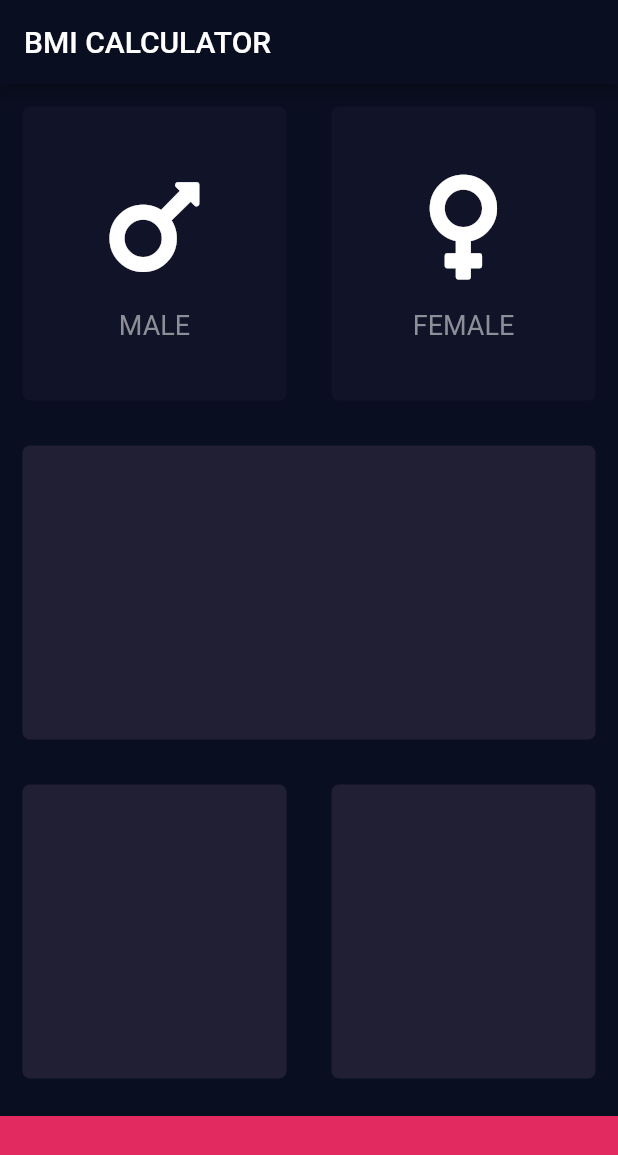
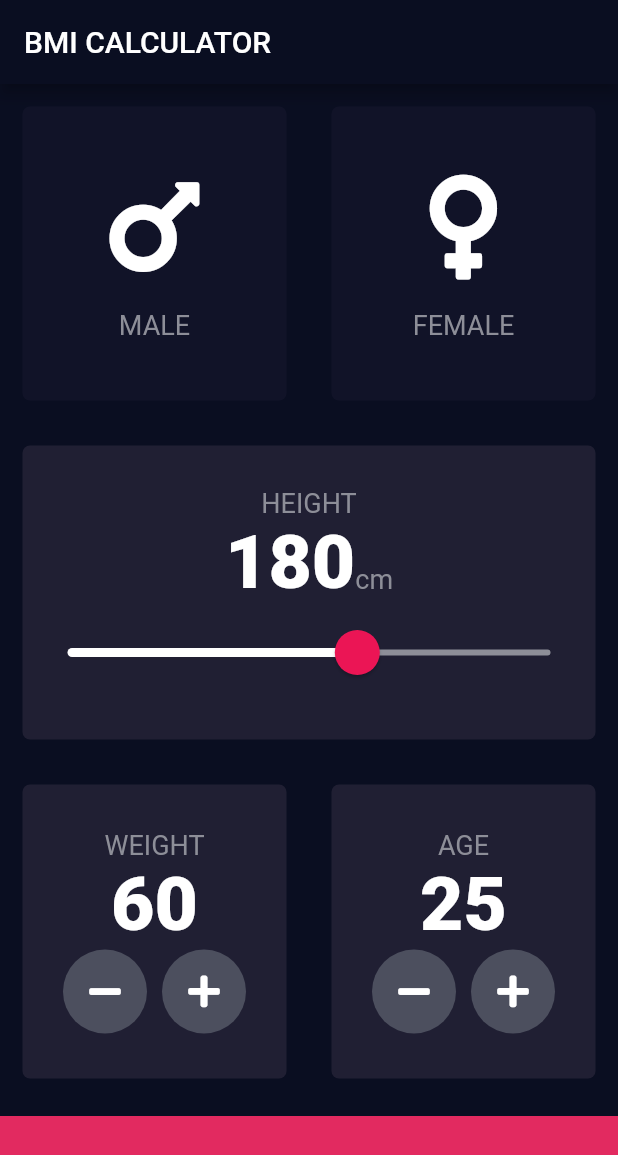
Before and after one commit to hummatli/bmi-calculator-flutter, a Flutter app: the screen it shows after launch, on a phone screen of 412 x 824 dp. Shown: the top 1155 px of the screen. Run offline on Flutter 3.47's test engine with Material 2 defaults, Android fonts, the phone set to English and light mode, and no system bars; our stand-ins replace font_awesome_flutter.

Commit message:
Create a new custom view from scratch

```diff
--- a/lib/constants.dart
+++ b/lib/constants.dart
@@ -1,11 +1,16 @@
 import 'package:flutter/material.dart';
 
-const bottomContainerHeight = 80.0;
-const activeCardColor = Color(0xFF201F33);
-const inactiveCardColor = Color(0xFF111328);
-const bottomContainerColor = Color(0xFFE22A60);
+const kBottomContainerHeight = 80.0;
+const kActiveCardColor = Color(0xFF201F33);
+const kInactiveCardColor = Color(0xFF111328);
+const kBottomContainerColor = Color(0xFFE22A60);
 
-const labelTextStyle = TextStyle(
+const kLabelTextStyle = TextStyle(
   color: Color(0xFF8D8E98),
   fontSize: 18.0,
 );
+
+const kNumberTextStyle = TextStyle(
+  fontSize: 50.0,
+  fontWeight: FontWeight.w900,
+);
--- a/lib/input_page.dart
+++ b/lib/input_page.dart
@@ -16,6 +16,9 @@ class InputPage extends StatefulWidget {
 
 class _InputPageState extends State<InputPage> {
   Gender selectedGender;
+  int height = 180;
+  int weight = 60;
+  int age = 25;
 
   @override
   Widget build(BuildContext context) {
@@ -26,6 +29,7 @@ class _InputPageState extends State<InputPage> {
       body: SafeArea(
         bottom: false,
         child: Column(
+          crossAxisAlignment: CrossAxisAlignment.stretch,
           children: <Widget>[
             Expanded(
               child: Row(
@@ -33,8 +37,8 @@ class _InputPageState extends State<InputPage> {
                   Expanded(
                     child: IconContent(
                       color: selectedGender == Gender.MALE
-                          ? activeCardColor
-                          : inactiveCardColor,
+                          ? kActiveCardColor
+                          : kInactiveCardColor,
                       child: ReusableCard(
                         iconData: FontAwesomeIcons.mars,
                         title: 'MALE',
@@ -49,8 +53,8 @@ class _InputPageState extends State<InputPage> {
                   Expanded(
                     child: IconContent(
                       color: selectedGender == Gender.FEMALE
-                          ? activeCardColor
-                          : inactiveCardColor,
+                          ? kActiveCardColor
+                          : kInactiveCardColor,
                       child: ReusableCard(
                         title: 'FEMALE',
                         iconData: FontAwesomeIcons.venus,
@@ -67,7 +71,53 @@ class _InputPageState extends State<InputPage> {
             ),
             Expanded(
               child: IconContent(
-                color: activeCardColor,
+                color: kActiveCardColor,
+                child: Column(
+                  mainAxisAlignment: MainAxisAlignment.center,
+                  children: <Widget>[
+                    Text(
+                      'HEIGHT',
+                      style: kLabelTextStyle,
+                    ),
+                    Row(
+                      mainAxisAlignment: MainAxisAlignment.center,
+                      crossAxisAlignment: CrossAxisAlignment.baseline,
+                      textBaseline: TextBaseline.alphabetic,
+                      children: <Widget>[
+                        Text(
+                          height.toString(),
+                          style: kNumberTextStyle,
+                        ),
+                        Text(
+                          'cm',
+                          style: kLabelTextStyle,
+                        )
+                      ],
+                    ),
+                    SliderTheme(
+                      data: SliderTheme.of(context).copyWith(
+                        inactiveTrackColor: Color(0xFF8D8E98),
+                        activeTrackColor: Colors.white,
+                        thumbColor: Color(0xFFEB1555),
+                        overlayColor: Color(0x1fEB1555),
+                        thumbShape:
+                            RoundSliderThumbShape(enabledThumbRadius: 15.0),
+                        overlayShape:
+                            RoundSliderOverlayShape(overlayRadius: 30.0),
+                      ),
+                      child: Slider(
+                        value: height.toDouble(),
+                        min: 120.0,
+                        max: 220.0,
+                        onChanged: (double newValue) {
+                          setState(() {
+                            height = newValue.round();
+                          });
+                        },
+                      ),
+                    )
+                  ],
+                ),
               ),
             ),
             Expanded(
@@ -75,22 +125,92 @@ class _InputPageState extends State<InputPage> {
                 children: <Widget>[
                   Expanded(
                     child: IconContent(
-                      color: activeCardColor,
+                      color: kActiveCardColor,
+                      child: Column(
+                        mainAxisAlignment: MainAxisAlignment.center,
+                        children: <Widget>[
+                          Text(
+                            'WEIGHT',
+                            style: kLabelTextStyle,
+                          ),
+                          Text(
+                            weight.toString(),
+                            style: kNumberTextStyle,
+                          ),
+                          Row(
+                            mainAxisAlignment: MainAxisAlignment.center,
+                            children: <Widget>[
+                              RoundIconButton(
+                                icon: FontAwesomeIcons.minus,
+                                onPressed: () {
+                                  setState(() {
+                                    weight--;
+                                  });
+                                },
+                              ),
+                              SizedBox(width: 10.0),
+                              RoundIconButton(
+                                icon: FontAwesomeIcons.plus,
+                                onPressed: () {
+                                  setState(() {
+                                    weight++;
+                                  });
+                                },
+                              ),
+                            ],
+                          ),
+                        ],
+                      ),
                     ),
                   ),
                   Expanded(
                     child: IconContent(
-                      color: activeCardColor,
+                      color: kActiveCardColor,
+                      child: Column(
+                        mainAxisAlignment: MainAxisAlignment.center,
+                        children: <Widget>[
+                          Text(
+                            'AGE',
+                            style: kLabelTextStyle,
+                          ),
+                          Text(
+                            age.toString(),
+                            style: kNumberTextStyle,
+                          ),
+                          Row(
+                            mainAxisAlignment: MainAxisAlignment.center,
+                            children: <Widget>[
+                              RoundIconButton(
+                                icon: FontAwesomeIcons.minus,
+                                onPressed: () {
+                                  setState(() {
+                                    age--;
+                                  });
+                                },
+                              ),
+                              SizedBox(width: 10.0),
+                              RoundIconButton(
+                                icon: FontAwesomeIcons.plus,
+                                onPressed: () {
+                                  setState(() {
+                                    age++;
+                                  });
+                                },
+                              ),
+                            ],
+                          ),
+                        ],
+                      ),
                     ),
                   ),
                 ],
               ),
             ),
             Container(
-              color: bottomContainerColor,
+              color: kBottomContainerColor,
               margin: EdgeInsets.only(top: 10.0),
               width: double.infinity,
-              height: bottomContainerHeight,
+              height: kBottomContainerHeight,
             ),
           ],
         ),
@@ -98,3 +218,25 @@ class _InputPageState extends State<InputPage> {
     );
   }
 }
+
+class RoundIconButton extends StatelessWidget {
+  final IconData icon;
+  final Function onPressed;
+
+  RoundIconButton({@required this.icon, @required this.onPressed});
+
+  @override
+  Widget build(BuildContext context) {
+    return RawMaterialButton(
+      child: Icon(icon),
+      constraints: BoxConstraints.tightFor(
+        width: 56.0,
+        height: 56.0,
+      ),
+      shape: CircleBorder(),
+      fillColor: Color(0xFF4C4F5E),
+      elevation: 0.0,
+      onPressed: onPressed,
+    );
+  }
+}
--- a/lib/reusable_card.dart
+++ b/lib/reusable_card.dart
@@ -19,7 +19,7 @@ class ReusableCard extends StatelessWidget {
         SizedBox(height: 15.0),
         Text(
           title,
-          style: labelTextStyle,
+          style: kLabelTextStyle,
         )
       ],
     );
```
